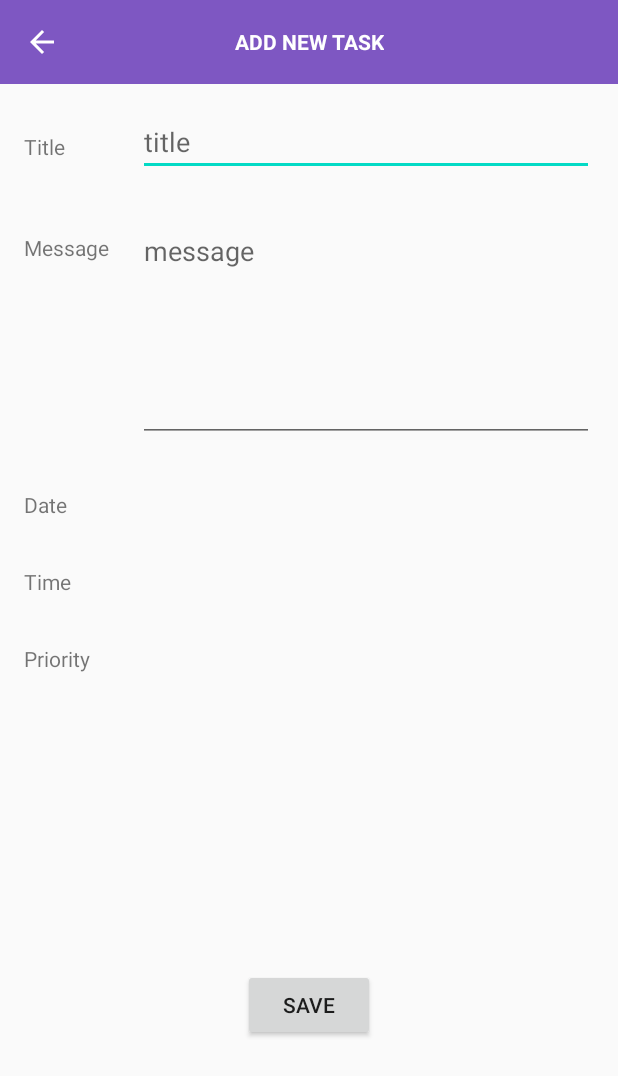
After one commit to bugrayetkinn/TodoApp, an Android app: the TodoAddActivity screen opened directly, with no data from a screen before it, on a phone screen of 412 x 824 dp. The commit adds this screen. Shown: the top 1076 px of the screen. Run offline under Robolectric (Android 15) with nearby library versions, the phone set to English and light mode, and no system bars.

Commit message:
TodoAddActivity.kt added

```diff
--- a/app/src/main/AndroidManifest.xml
+++ b/app/src/main/AndroidManifest.xml
@@ -3,12 +3,14 @@
     package="com.yetkin.todoapp">
 
     <application
+        android:name="com.yetkin.App"
+        android:fullBackupContent="@xml/backup_descriptor"
         android:icon="@mipmap/ic_launcher"
         android:label="@string/app_name"
         android:roundIcon="@mipmap/ic_launcher_round"
         android:supportsRtl="true"
-        android:fullBackupContent="@xml/backup_descriptor"
         android:theme="@style/AppTheme">
+        <activity android:name=".TodoAddActivity"></activity>
         <activity android:name=".MainActivity">
             <intent-filter>
                 <action android:name="android.intent.action.MAIN" />
--- /dev/null
+++ b/app/src/main/java/com/yetkin/todoapp/TodoAddActivity.kt
@@ -0,0 +1,31 @@
+package com.yetkin.todoapp
+
+import android.content.Intent
+import android.os.Bundle
+import androidx.appcompat.app.AppCompatActivity
+import com.yetkin.todoapp.databinding.ActivityTodoAddBinding
+
+class TodoAddActivity : AppCompatActivity() {
+
+    private val todoAddActivityBinding: ActivityTodoAddBinding by lazy {
+        ActivityTodoAddBinding.inflate(layoutInflater)
+    }
+
+    override fun onCreate(savedInstanceState: Bundle?) {
+        super.onCreate(savedInstanceState)
+        setContentView(todoAddActivityBinding.root)
+
+        todoAddActivityBinding.apply {
+
+            setSupportActionBar(toolbar2)
+            supportActionBar?.setDisplayShowTitleEnabled(false)
+
+            toolbar2.setNavigationOnClickListener {
+                startActivity(Intent(this@TodoAddActivity, MainActivity::class.java))
+                finish()
+            }
+        }
+
+
+    }
+}
--- a/app/src/main/java/com/yetkin/todoapp/adapter/MonthDayAdapter.kt
+++ b/app/src/main/java/com/yetkin/todoapp/adapter/MonthDayAdapter.kt
@@ -36,7 +36,6 @@ class MonthDayAdapter(private val list: ArrayList<MonthDayModel>) :
     override fun onCreateViewHolder(parent: ViewGroup, viewType: Int): MonthDayHolder =
         MonthDayHolder(DaysBinding.inflate(LayoutInflater.from(parent.context)))
 
-
     override fun onBindViewHolder(holder: MonthDayHolder, position: Int) {
 
         holder.bind(list[position])
@@ -60,6 +59,4 @@ class MonthDayAdapter(private val list: ArrayList<MonthDayModel>) :
 
 
     override fun getItemCount(): Int = list.size
-
-
 }
--- a/app/src/main/java/com/yetkin/todoapp/model/MonthDayModel.kt
+++ b/app/src/main/java/com/yetkin/todoapp/model/MonthDayModel.kt
@@ -1,5 +1,4 @@
 package com.yetkin.todoapp.model
-
 
 /**
 
--- /dev/null
+++ b/app/src/main/res/drawable/back.xml
@@ -0,0 +1,10 @@
+<vector xmlns:android="http://schemas.android.com/apk/res/android"
+    android:width="24dp"
+    android:height="24dp"
+    android:tint="#FFFFFF"
+    android:viewportWidth="24"
+    android:viewportHeight="24">
+    <path
+        android:fillColor="@android:color/white"
+        android:pathData="M20,11H7.83l5.59,-5.59L12,4l-8,8 8,8 1.41,-1.41L7.83,13H20v-2z" />
+</vector>
--- /dev/null
+++ b/app/src/main/res/layout/activity_todo_add.xml
@@ -0,0 +1,119 @@
+<?xml version="1.0" encoding="utf-8"?>
+<androidx.constraintlayout.widget.ConstraintLayout xmlns:android="http://schemas.android.com/apk/res/android"
+    xmlns:app="http://schemas.android.com/apk/res-auto"
+    xmlns:tools="http://schemas.android.com/tools"
+    android:layout_width="match_parent"
+    android:layout_height="match_parent"
+    tools:context=".TodoAddActivity">
+
+    <androidx.appcompat.widget.Toolbar
+        android:id="@+id/toolbar2"
+        android:layout_width="match_parent"
+        android:layout_height="wrap_content"
+        android:background="#7e57c2"
+        android:minHeight="?attr/actionBarSize"
+        android:theme="?attr/actionBarTheme"
+        app:layout_constraintEnd_toEndOf="parent"
+        app:layout_constraintStart_toStartOf="parent"
+        app:layout_constraintTop_toTopOf="parent"
+        app:navigationIcon="@drawable/back">
+
+        <TextView
+            android:layout_width="wrap_content"
+            android:layout_height="wrap_content"
+            android:layout_gravity="center_horizontal"
+            android:text="ADD NEW TASK"
+            android:textColor="#ffffff"
+            android:textStyle="bold" />
+    </androidx.appcompat.widget.Toolbar>
+
+    <TextView
+        android:id="@+id/txtTitle"
+        android:layout_width="60dp"
+        android:layout_height="wrap_content"
+        android:layout_marginStart="16dp"
+        android:layout_marginTop="32dp"
+        android:text="Title"
+        app:layout_constraintStart_toStartOf="parent"
+        app:layout_constraintTop_toBottomOf="@+id/toolbar2" />
+
+    <TextView
+        android:id="@+id/txtMessage"
+        android:layout_width="60dp"
+        android:layout_height="wrap_content"
+        android:layout_marginStart="16dp"
+        android:layout_marginTop="48dp"
+        android:text="Message"
+        app:layout_constraintStart_toStartOf="parent"
+        app:layout_constraintTop_toBottomOf="@+id/txtTitle" />
+
+    <TextView
+        android:id="@+id/txtDate"
+        android:layout_width="60dp"
+        android:layout_height="wrap_content"
+        android:layout_marginStart="16dp"
+        android:layout_marginTop="32dp"
+        android:text="Date"
+        app:layout_constraintStart_toStartOf="parent"
+        app:layout_constraintTop_toBottomOf="@+id/editTxtMessage" />
+
+    <TextView
+        android:id="@+id/txtTime"
+        android:layout_width="60dp"
+        android:layout_height="wrap_content"
+        android:layout_marginStart="16dp"
+        android:layout_marginTop="32dp"
+        android:text="Time"
+        app:layout_constraintStart_toStartOf="parent"
+        app:layout_constraintTop_toBottomOf="@+id/txtDate" />
+
+    <EditText
+        android:id="@+id/editTxtTitle"
+        android:layout_width="0dp"
+        android:layout_height="wrap_content"
+        android:layout_marginStart="16dp"
+        android:layout_marginTop="16dp"
+        android:layout_marginEnd="16dp"
+        android:gravity="start"
+        android:hint="title"
+        android:inputType="text"
+        app:layout_constraintEnd_toEndOf="parent"
+        app:layout_constraintStart_toEndOf="@+id/txtTitle"
+        app:layout_constraintTop_toBottomOf="@+id/toolbar2" />
+
+    <EditText
+        android:id="@+id/editTxtMessage"
+        android:layout_width="0dp"
+        android:layout_height="150dp"
+        android:layout_marginStart="16dp"
+        android:layout_marginTop="27dp"
+        android:layout_marginEnd="16dp"
+        android:gravity="start"
+        android:hint="message"
+        android:inputType="text"
+        app:layout_constraintEnd_toEndOf="parent"
+        app:layout_constraintStart_toEndOf="@+id/txtMessage"
+        app:layout_constraintTop_toBottomOf="@+id/editTxtTitle" />
+
+    <Button
+        android:id="@+id/buttonSave"
+        android:layout_width="wrap_content"
+        android:layout_height="wrap_content"
+        android:layout_marginBottom="130dp"
+        android:text="Save"
+        app:layout_constraintBottom_toBottomOf="parent"
+        app:layout_constraintEnd_toEndOf="parent"
+        app:layout_constraintHorizontal_bias="0.5"
+        app:layout_constraintStart_toStartOf="parent" />
+
+    <TextView
+        android:id="@+id/txtPriority"
+        android:layout_width="60dp"
+        android:layout_height="wrap_content"
+        android:layout_marginStart="16dp"
+        android:layout_marginTop="32dp"
+        android:text="Priority"
+        app:layout_constraintStart_toStartOf="parent"
+        app:layout_constraintTop_toBottomOf="@+id/txtTime" />
+
+</androidx.constraintlayout.widget.ConstraintLayout>
--- a/app/src/main/res/values/colors.xml
+++ b/app/src/main/res/values/colors.xml
@@ -3,4 +3,6 @@
     <color name="colorPrimary">#6200EE</color>
     <color name="colorPrimaryDark">#3700B3</color>
     <color name="colorAccent">#03DAC5</color>
+
+    <color name="colorWhite">#ffffff</color>
 </resources>
```
Also changed, not shown: app/build.gradle (+32 -4 lines), app/src/main/java/com/yetkin/App.kt (added, +23 -0 lines), app/src/main/java/com/yetkin/todoapp/MainActivity.kt (+22 -0 lines), app/src/main/res/layout/activity_main.xml (+54 -15 lines), build.gradle (+12 -4 lines).
